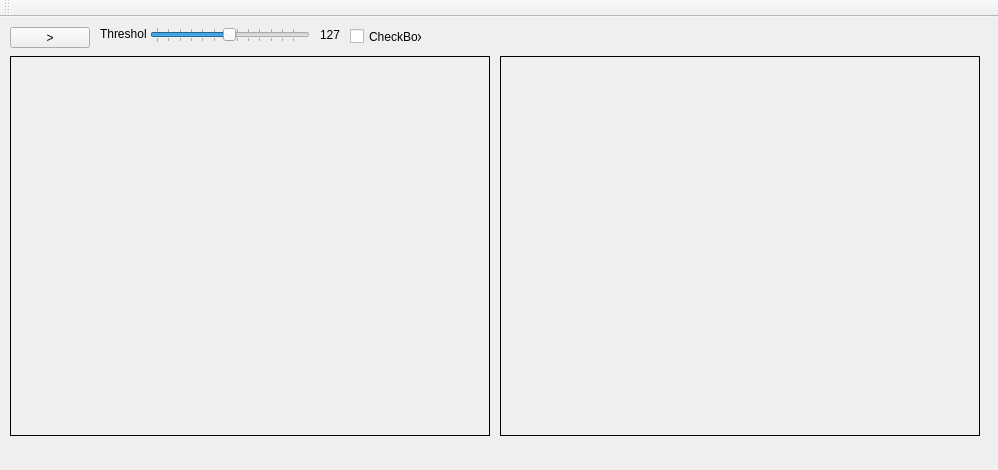
The window that Project/mainwindow.ui (Matmalecki/OpenCV-Project) describes before a commit, drawn with Qt 5.
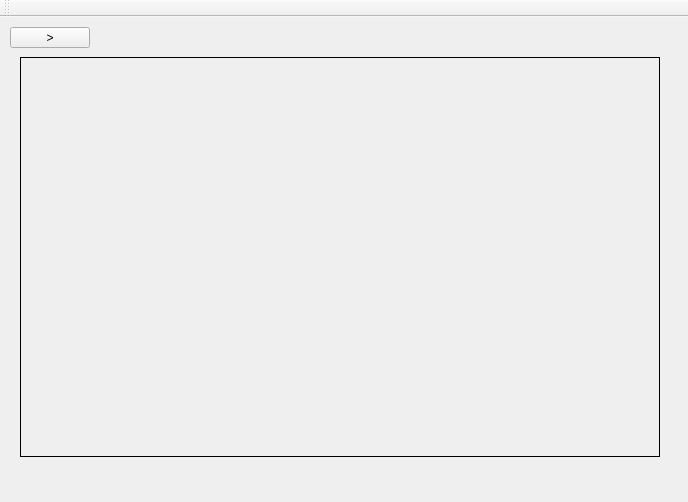
The same window after the commit.

Patch:
```diff
--- a/Project/mainwindow.ui
+++ b/Project/mainwindow.ui
@@ -6,33 +6,14 @@
    <rect>
     <x>0</x>
     <y>0</y>
-    <width>998</width>
-    <height>470</height>
+    <width>688</width>
+    <height>502</height>
    </rect>
   </property>
   <property name="windowTitle">
    <string>MainWindow</string>
   </property>
   <widget class="QWidget" name="centralWidget">
-   <widget class="QLabel" name="videoFieldProcessed">
-    <property name="geometry">
-     <rect>
-      <x>10</x>
-      <y>39</y>
-      <width>480</width>
-      <height>380</height>
-     </rect>
-    </property>
-    <property name="frameShape">
-     <enum>QFrame::Box</enum>
-    </property>
-    <property name="frameShadow">
-     <enum>QFrame::Plain</enum>
-    </property>
-    <property name="text">
-     <string/>
-    </property>
-   </widget>
    <widget class="QPushButton" name="playButton">
     <property name="geometry">
      <rect>
@@ -46,80 +27,13 @@
      <string>&gt;</string>
     </property>
    </widget>
-   <widget class="QSlider" name="sliderThreshold">
-    <property name="geometry">
-     <rect>
-      <x>150</x>
-      <y>10</y>
-      <width>160</width>
-      <height>16</height>
-     </rect>
-    </property>
-    <property name="maximum">
-     <number>255</number>
-    </property>
-    <property name="value">
-     <number>127</number>
-    </property>
-    <property name="orientation">
-     <enum>Qt::Horizontal</enum>
-    </property>
-    <property name="invertedAppearance">
-     <bool>false</bool>
-    </property>
-    <property name="tickPosition">
-     <enum>QSlider::TicksBothSides</enum>
-    </property>
-    <property name="tickInterval">
-     <number>20</number>
-    </property>
-   </widget>
-   <widget class="QLabel" name="label">
-    <property name="geometry">
-     <rect>
-      <x>100</x>
-      <y>10</y>
-      <width>47</width>
-      <height>13</height>
-     </rect>
-    </property>
-    <property name="text">
-     <string>Threshold</string>
-    </property>
-   </widget>
-   <widget class="QCheckBox" name="enableThresholdCheckbox">
-    <property name="geometry">
-     <rect>
-      <x>350</x>
-      <y>10</y>
-      <width>72</width>
-      <height>19</height>
-     </rect>
-    </property>
-    <property name="text">
-     <string>CheckBox</string>
-    </property>
-   </widget>
-   <widget class="QLabel" name="thresholdValue">
-    <property name="geometry">
-     <rect>
-      <x>320</x>
-      <y>10</y>
-      <width>21</width>
-      <height>16</height>
-     </rect>
-    </property>
-    <property name="text">
-     <string>127</string>
-    </property>
-   </widget>
    <widget class="QLabel" name="videoFieldSource">
     <property name="geometry">
      <rect>
-      <x>500</x>
-      <y>39</y>
-      <width>480</width>
-      <height>380</height>
+      <x>20</x>
+      <y>40</y>
+      <width>640</width>
+      <height>400</height>
      </rect>
     </property>
     <property name="frameShape">
```
Left out of the diff: 2 changed lines with no effect on the pictures.
